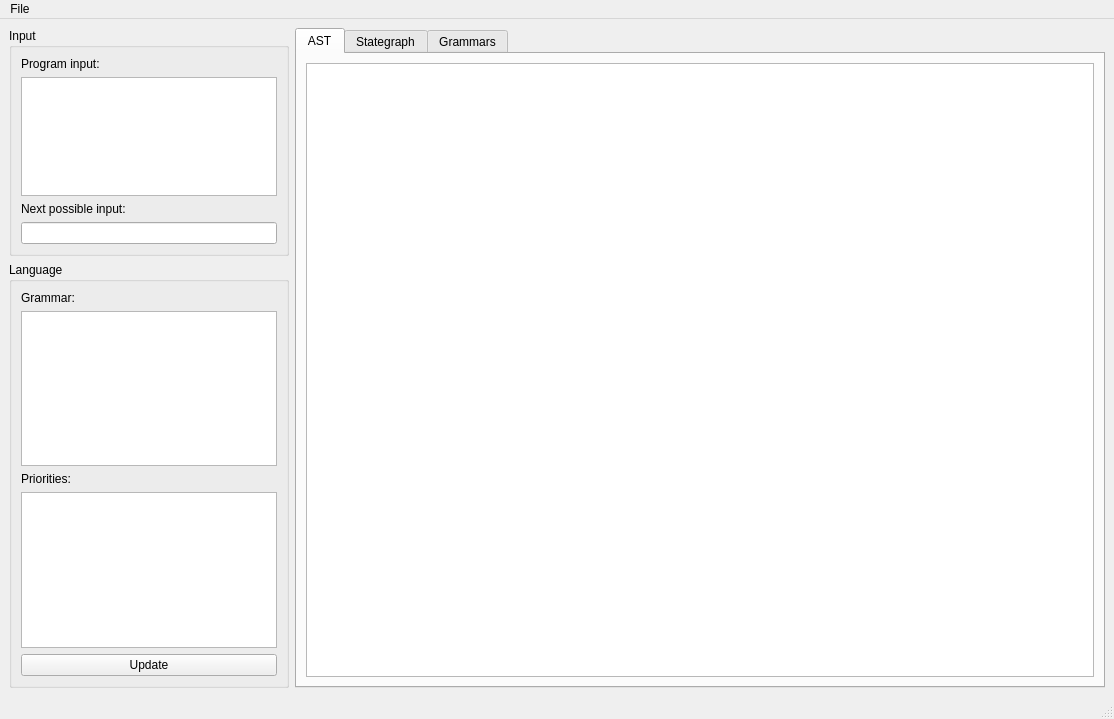
This is node_editor/gui.ui in softdevteam/eco as Qt 5 draws it before an edit. The edited form follows.
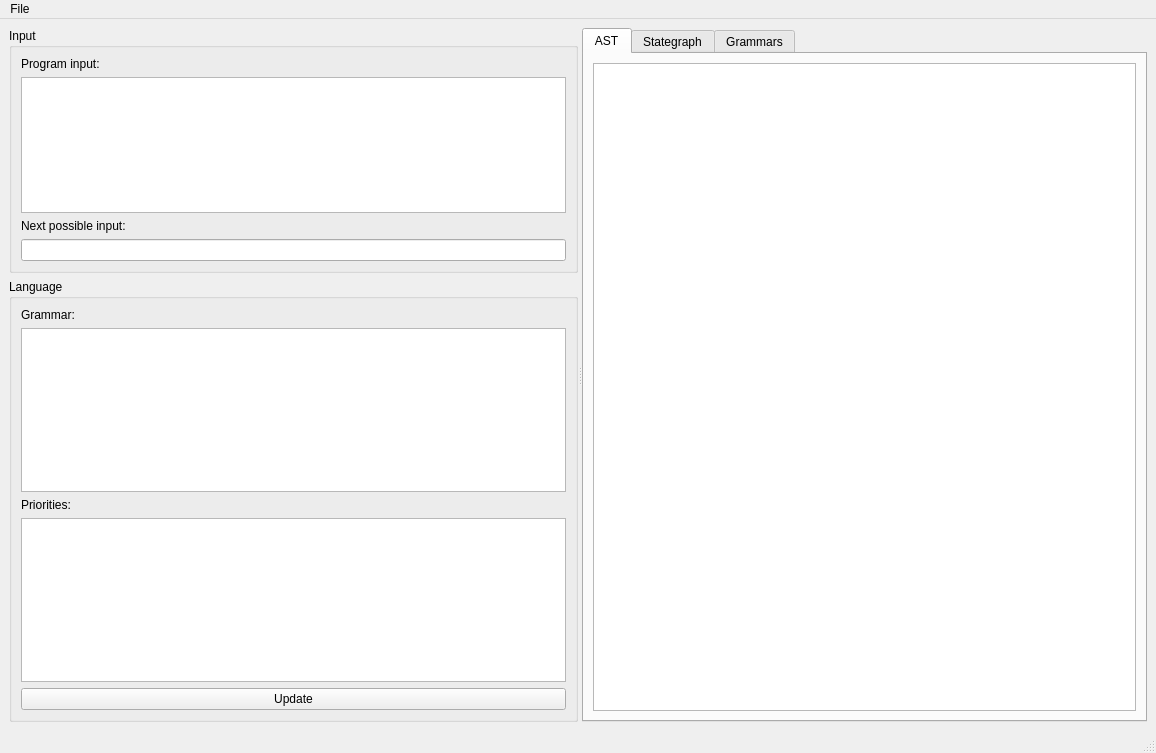
This is the edited form. Custom widgets are drawn as their Qt base class.

Diff of the .ui file:
```diff
--- a/node_editor/gui.ui
+++ b/node_editor/gui.ui
@@ -6,8 +6,8 @@
    <rect>
     <x>0</x>
     <y>0</y>
-    <width>1114</width>
-    <height>719</height>
+    <width>1156</width>
+    <height>753</height>
    </rect>
   </property>
   <property name="sizePolicy">
@@ -20,8 +20,13 @@
    <string>MainWindow</string>
   </property>
   <widget class="QWidget" name="centralwidget">
-   <layout class="QGridLayout" name="gridLayout">
-    <item row="1" column="1" colspan="2">
+   <layout class="QHBoxLayout" name="horizontalLayout_3">
+    <item>
+     <widget class="QSplitter" name="splitter">
+      <property name="orientation">
+       <enum>Qt::Horizontal</enum>
+      </property>
+      <widget class="QWidget" name="layoutWidget">
      <layout class="QVBoxLayout" name="verticalLayout">
       <item>
        <widget class="QGroupBox" name="groupBox_2">
@@ -96,8 +101,7 @@
        </widget>
       </item>
      </layout>
-    </item>
-    <item row="1" column="3">
+      </widget>
      <widget class="QTabWidget" name="tabWidget">
       <property name="currentIndex">
        <number>0</number>
@@ -133,6 +137,7 @@
        </layout>
       </widget>
      </widget>
+     </widget>
     </item>
    </layout>
   </widget>
@@ -141,7 +146,7 @@
     <rect>
      <x>0</x>
      <y>0</y>
-     <width>1114</width>
+     <width>1156</width>
      <height>19</height>
     </rect>
    </property>
```
Lines whose indentation alone changed are shown as unchanged.
